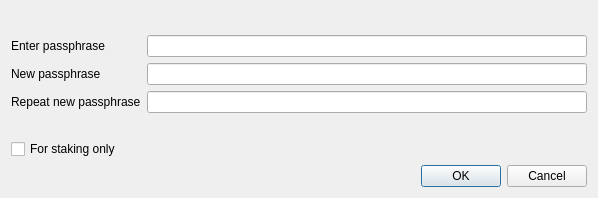
First picture: the form in src/qt/forms/askpassphrasedialog.ui, repository ajeef/Rubix, before the edit.
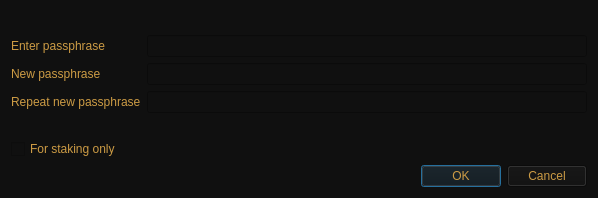
Second picture: the form after the edit.

The edit to the form file:
```diff
--- a/src/qt/forms/askpassphrasedialog.ui
+++ b/src/qt/forms/askpassphrasedialog.ui
@@ -25,6 +25,10 @@
   <property name="windowTitle">
    <string>Passphrase Dialog</string>
   </property>
+  <property name="styleSheet">
+   <string notr="true">color: rgb(204, 155, 68);
+background-color: rgb(16, 16, 16);</string>
+  </property>
   <layout class="QVBoxLayout" name="verticalLayout">
    <item>
     <widget class="QLabel" name="warningLabel">
```
Left out of the diff: 6 changed lines with no effect on the pictures.
